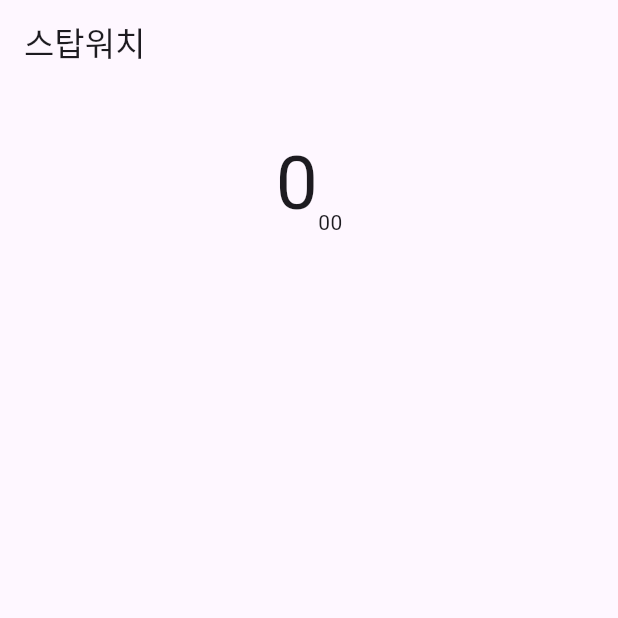
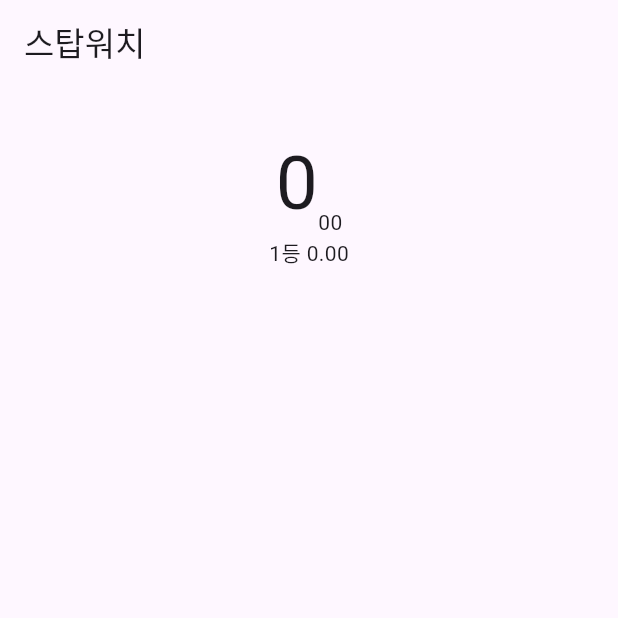
Before and after one commit to david-s-kim/stopwatch_app_flutter, a Flutter app: the screen it shows after launch, after a tap on the "add" icon, on a phone screen of 412 x 824 dp, the top half of it. Run offline on Flutter 3.47's test engine with Material 3 defaults, Android fonts, the phone set to English and light mode, and no system bars.

Commit message:
- feat: 랩타임 표시

```diff
--- a/lib/stop_watch_screen.dart
+++ b/lib/stop_watch_screen.dart
@@ -47,7 +47,7 @@ class _StopWatchScreenState extends State<StopWatchScreen> {
   }
 
   void _recordLapTime(String time) {
-    _lapTimes.insert(0, '${_lapTimes.length + 1}등 $_time');
+    _lapTimes.insert(0, '${_lapTimes.length + 1}등 $time');
   }
 
   @override
@@ -74,16 +74,16 @@ class _StopWatchScreenState extends State<StopWatchScreen> {
             children: [
               Text(
                 '$sec',
-                style: TextStyle(fontSize: 50),
+                style: const TextStyle(fontSize: 50),
               ),
-              Text('$hundredth'),
+              Text(hundredth),
             ],
           ),
           SizedBox(
             width: 100,
             height: 200,
             child: ListView(
-              children: [],
+              children: _lapTimes.map((time) => Center(child: Text(time))).toList(),
             ),
           ),
           const Spacer(),
```
